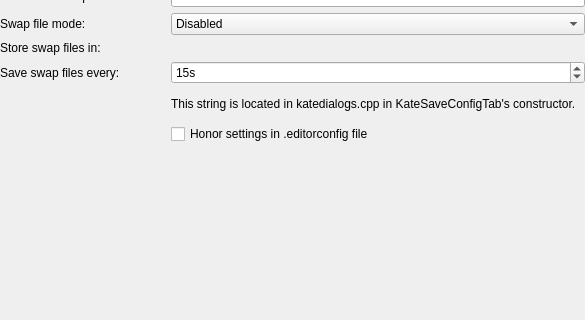
First picture: the form in src/desktop/kde/ktexteditor/src/dialogs/opensaveconfigadvwidget.ui, repository HungLo2020/MattOS, before the edit; both pictures show x 0 to 585 and y 147 to 467 of the 585 by 590 pixel window.
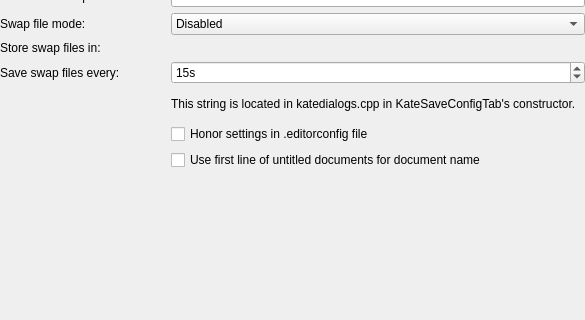
Second picture: the form after the edit. Custom widgets are drawn as their Qt base class.

Patch:
```diff
--- a/src/desktop/kde/ktexteditor/src/dialogs/opensaveconfigadvwidget.ui
+++ b/src/desktop/kde/ktexteditor/src/dialogs/opensaveconfigadvwidget.ui
@@ -210,7 +210,7 @@
        </property>
       </widget>
      </item>
-     <item row="11" column="1">
+     <item row="12" column="1">
       <spacer name="verticalSpacer">
        <property name="orientation">
         <enum>Qt::Orientation::Vertical</enum>
@@ -223,6 +223,13 @@
        </property>
       </spacer>
      </item>
+     <item row="11" column="1">
+      <widget class="QCheckBox" name="chkUseFirstLineAsDocName">
+       <property name="text">
+        <string>Use first line of untitled documents for document name</string>
+       </property>
+      </widget>
+     </item>
     </layout>
    </item>
    <item>
```
